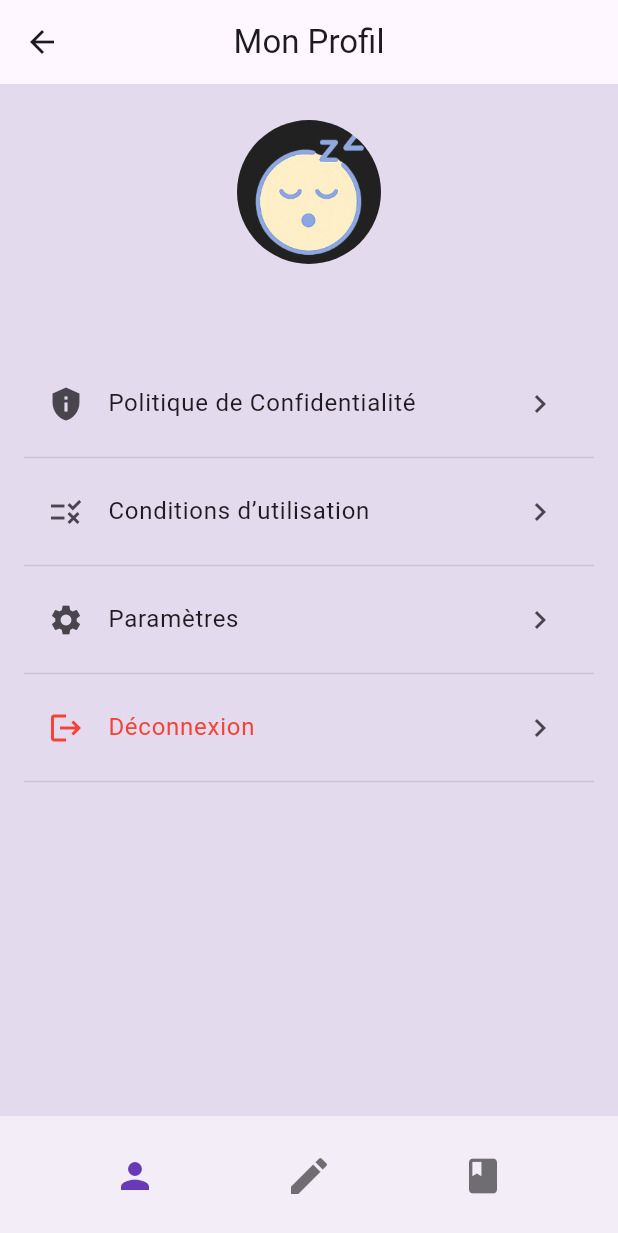
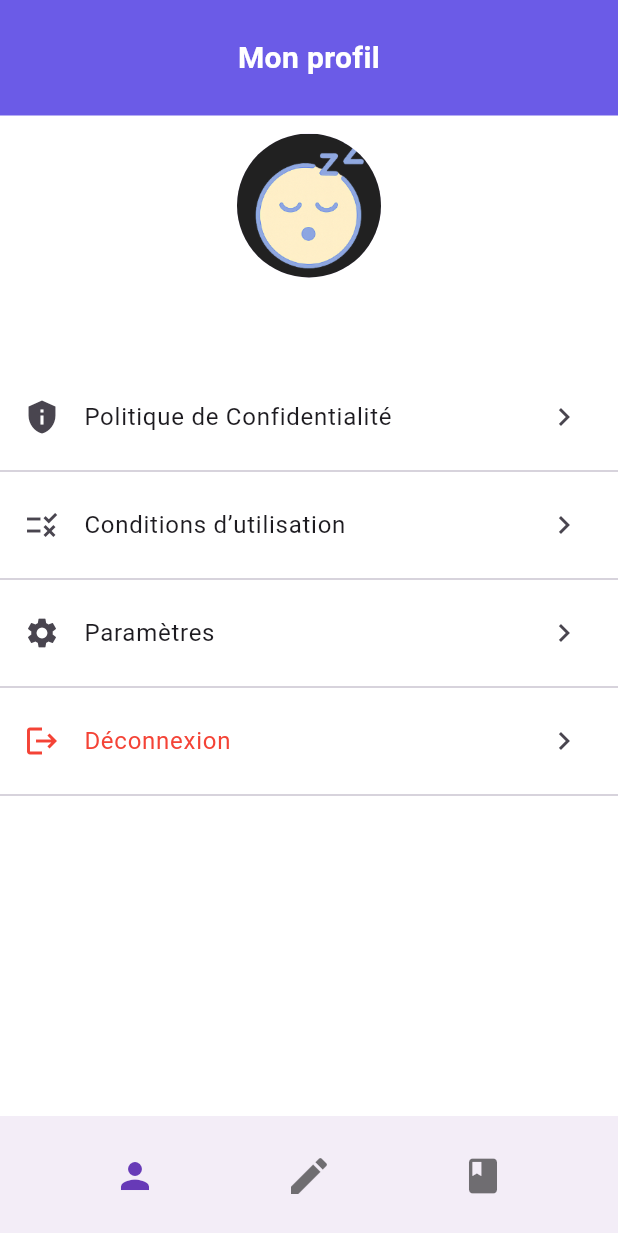
Before and after one commit to Xantos07/Revato-Flutter, a Flutter app: the HomeScaffold screen opened by its route, after a tap on "Suivant", after a tap on "Retour", after a tap on the "person" icon, on a phone screen of 412 x 824 dp. Shown: the top 1233 px of the screen. Run offline on Flutter 3.47's test engine with Material 3 defaults, Android fonts, the phone set to English and light mode, and no system bars; our stand-ins replace flutter_secure_storage; missing offline and left inert: password_strength_checker; accounts and stored records are empty.

Commit message:
💄change color and shadow

```diff
--- a/app/lib/app.dart
+++ b/app/lib/app.dart
@@ -13,7 +13,7 @@ class CarrouselReveApp extends StatelessWidget {
       title: 'Création de Rêve',
       theme: ThemeData(
         primarySwatch: Colors.deepPurple,
-        scaffoldBackgroundColor: const Color(0xFFE4DAED),
+        scaffoldBackgroundColor: Colors.white,
       ),
       initialRoute: '/',
       routes: {
--- a/app/lib/models/app_colors.dart
+++ b/app/lib/models/app_colors.dart
@@ -1,6 +1,8 @@
 import 'package:flutter/material.dart';
 
 class AppColors {
+  static const Color baseColor   = Color(0xFF6B5BE7); // violet
+  static const Color secondaryColor   = Color(0xFFEEC13C); // jaune
   static const Color previousFeeling   = Color(0xFF6B5BE7); // violet
   static const Color dreamFeeling      = Color(0xFFEAAE53); // jaune
   static const Color previousEvent     = Color(0xFF70C166); // vert
--- /dev/null
+++ b/app/lib/models/app_front_parameters.dart
@@ -0,0 +1,5 @@
+import 'package:flutter/material.dart';
+
+class AppFrontParameters {
+  static const double redactionFieldShadow = 0.5;
+}
--- a/app/lib/views/profil_screen.dart
+++ b/app/lib/views/profil_screen.dart
@@ -5,7 +5,7 @@ import 'package:flutter/material.dart';
 import 'package:provider/provider.dart';
 import '../viewmodels/profil_view_model.dart';
 import '../widgets/profile_option_tile.dart';
-
+import '../../widgets/page_header.dart';
 class ProfileScreen extends StatelessWidget {
   const ProfileScreen({super.key});
 
@@ -29,11 +29,14 @@ class ProfileScreen extends StatelessWidget {
           }
 
           return Scaffold(
-            appBar: AppBar(title: const Text("Mon Profil"), centerTitle: true),
+
             body: Padding(
-              padding: const EdgeInsets.symmetric(vertical: 24, horizontal: 16),
+              padding: const EdgeInsets.symmetric(vertical: 0, horizontal: 0),
               child: Column(
                 children: [
+                  PageHeader(title: "Mon profil"),
+                  const SizedBox(height: 12),
+
                   const CircleAvatar(
                     radius: 48,
                     backgroundImage: AssetImage('assets/profil.png'),
--- a/app/lib/views/redaction_screen.dart
+++ b/app/lib/views/redaction_screen.dart
@@ -164,7 +164,7 @@ class _RedactionScreenState extends State<RedactionScreen> {
                         style: const TextStyle(fontWeight: FontWeight.bold),
                       ),
                       style: ElevatedButton.styleFrom(
-                        backgroundColor: Colors.deepPurple,
+                        backgroundColor: AppColors.baseColor,
                         foregroundColor: Colors.white,
                         minimumSize: const Size(130, 50),
                         shape: RoundedRectangleBorder(
--- a/app/lib/widgets/dream_card.dart
+++ b/app/lib/widgets/dream_card.dart
@@ -19,22 +19,27 @@ class DreamCard extends StatelessWidget {
   Widget build(BuildContext ctx) {
 
     return InkWell(
-        borderRadius: BorderRadius.circular(12),
-        onTap: () {
-          Navigator.push(
-            ctx,
-            MaterialPageRoute(
-              builder: (_) => DreamDetailPage(dream: dream),
+      borderRadius: BorderRadius.circular(12),
+      onTap: () => Navigator.push(
+        ctx,
+        MaterialPageRoute(builder: (_) => DreamDetailPage(dream: dream)),
+      ),
+
+      // ← Ici child: pour englober ton Container
+      child: Container(
+        margin: const EdgeInsets.symmetric(horizontal: 16, vertical: 6),
+        decoration: BoxDecoration(
+          color: Colors.white,
+          borderRadius: BorderRadius.circular(12),
+          boxShadow: [
+            BoxShadow(
+              color: Colors.black26,
+              blurRadius: 3.0,
+              spreadRadius: 1.0,
+              offset: Offset.zero,
             ),
-          );
-        },
-    child: Card(
-      margin: const EdgeInsets.symmetric(horizontal: 16, vertical: 6),
-      shape: RoundedRectangleBorder(
-        borderRadius: BorderRadius.circular(12),
-      ),
-      elevation: 2,
-      child: Padding(
+          ],
+        ),
         padding: const EdgeInsets.all(12),
         child: Column(
           crossAxisAlignment: CrossAxisAlignment.start,
@@ -44,7 +49,6 @@ class DreamCard extends StatelessWidget {
               dream.title,
               style: const TextStyle(fontWeight: FontWeight.bold, fontSize: 16),
             ),
-
             const SizedBox(height: 8),
             Wrap(
               spacing: 6,
@@ -55,18 +59,17 @@ class DreamCard extends StatelessWidget {
                 ..._buildChips(dream.tagsDreamFeeling, AppColors.dreamFeeling),
               ],
             ),
-
             const SizedBox(height: 4),
             Text(
               dream.content.length > 40
-                  ? '${dream.content.substring(0, 40)}...'
+                  ? '${dream.content.substring(0, 40)}…'
                   : dream.content,
               style: const TextStyle(fontStyle: FontStyle.italic),
             ),
-
           ],
         ),
       ),
-    ));
+    );
+
   }
 }
--- a/app/lib/widgets/page_header.dart
+++ b/app/lib/widgets/page_header.dart
@@ -1,8 +1,9 @@
 import 'package:flutter/material.dart';
+import '../models/app_colors.dart';
 
 class PageHeader extends StatelessWidget {
   final String title;
-  final int? currentPage; // nullable pour option
+  final int? currentPage; // index de la page courante (0-based)
   final int? totalPages;
 
   const PageHeader({
@@ -14,8 +15,104 @@ class PageHeader extends StatelessWidget {
 
   @override
   Widget build(BuildContext context) {
+    if (currentPage == null || totalPages == null) {
+      return _buildHeaderOnly();
+    }
+
+    final steps = <Widget>[];
+    for (var i = 0; i < totalPages!; i++) {
+      Widget dot;
+
+      if (i < currentPage!) {
+        // ✅ étape passée
+        dot = Container(
+          width: 24,
+          height: 24,
+          decoration: const BoxDecoration(
+            color: Colors.green,
+            shape: BoxShape.circle,
+          ),
+          child: const Icon(Icons.check, size: 16, color: Colors.white),
+        );
+
+      } else if (i == currentPage!) {
+        // 🟡 étape courante avec petit cercle intérieur jaune
+        dot = Stack(
+          alignment: Alignment.center,
+          children: [
+            Container(
+              width: 24,
+              height: 24,
+              decoration: BoxDecoration(
+                shape: BoxShape.circle,
+                border: Border.all(color: AppColors.secondaryColor, width: 3),
+                color: Colors.transparent,
+              ),
+            ),
+            Container(
+              width: 12,
+              height: 12,
+              decoration: const BoxDecoration(
+                shape: BoxShape.circle,
+                color: AppColors.secondaryColor,
+              ),
+            ),
+          ],
+        );
+
+      } else {
+        // ◯ étape à venir avec petit cercle intérieur gris
+        dot = Stack(
+          alignment: Alignment.center,
+          children: [
+            Container(
+              width: 24,
+              height: 24,
+              decoration: BoxDecoration(
+                shape: BoxShape.circle,
+                border: Border.all(color: Colors.white54, width: 3),
+                color: Colors.transparent,
+              ),
+            ),
+          ],
+        );
+      }
+
+      steps.add(dot);
+
+      // Trait de connexion vers la prochaine étape
+      if (i < totalPages! - 1) {
+        // Choix de la couleur du trait
+        Color lineColor;
+        if (i < currentPage! - 1) {
+          lineColor = Colors.green;
+        } else if (i == currentPage! - 1) {
+          lineColor = AppColors.secondaryColor;
+        } else {
+          lineColor = Colors.white54;
+        }
+
+        // Parent de 24px de large, avec le trait (16px) centré dedans
+        steps.add(
+          SizedBox(
+            width: 24,
+            // ou Container(width: 24) si tu veux des decorations plus tard
+            child: Center(
+              child: Container(
+                width: 16,
+                height: 2,
+                color: lineColor,
+              ),
+            ),
+          ),
+        );
+      }
+
+    }
+
     return Container(
-      color: Colors.deepPurple,
+      //color: Colors.deepPurple,
+      color: AppColors.baseColor,
       width: double.infinity,
       padding: const EdgeInsets.symmetric(vertical: 24),
       child: Column(
@@ -28,31 +125,30 @@ class PageHeader extends StatelessWidget {
               fontWeight: FontWeight.bold,
             ),
           ),
-          if (currentPage != null && totalPages != null) ...[
-            const SizedBox(height: 12),
-            Row(
-              mainAxisAlignment: MainAxisAlignment.center,
-              children: List.generate(totalPages!, (index) {
-                bool isDone = index < currentPage!;
-                bool isCurrent = index == currentPage!;
-                return Container(
-                  margin: const EdgeInsets.symmetric(horizontal: 4),
-                  width: isCurrent ? 16 : 12,
-                  height: isCurrent ? 16 : 12,
-                  decoration: BoxDecoration(
-                    color: isCurrent
-                        ? Colors.yellow
-                        : isDone
-                        ? Colors.greenAccent
-                        : Colors.white54,
-                    shape: BoxShape.circle,
-                  ),
-                );
-              }),
-            ),
-          ]
+          const SizedBox(height: 12),
+          Row(
+            mainAxisAlignment: MainAxisAlignment.center,
+            children: steps,
+          ),
         ],
       ),
     );
   }
+
+  Widget _buildHeaderOnly() {
+    return Container(
+      color: AppColors.baseColor,
+      width: double.infinity,
+      padding: const EdgeInsets.symmetric(vertical: 24),
+      child: Text(
+        title,
+        style: const TextStyle(
+          color: Colors.white,
+          fontSize: 20,
+          fontWeight: FontWeight.bold,
+        ),
+        textAlign: TextAlign.center,
+      ),
+    );
+  }
 }
--- a/app/lib/widgets/step_page.dart
+++ b/app/lib/widgets/step_page.dart
@@ -1,4 +1,5 @@
 import 'package:flutter/material.dart';
+import '../models/app_front_parameters.dart';
 import 'champ_text_list.dart';
 import 'text_field.dart';
 
@@ -34,7 +35,7 @@ class StepPage extends StatelessWidget {
                   borderRadius: BorderRadius.circular(32),
                   boxShadow: [
                     BoxShadow(
-                      color: Colors.black.withOpacity(0.1),
+                      color: Colors.black.withOpacity(AppFrontParameters.redactionFieldShadow),
                       blurRadius: 10,
                       offset: const Offset(0, 4),
                     )
--- a/app/lib/widgets/text_field.dart
+++ b/app/lib/widgets/text_field.dart
@@ -1,5 +1,5 @@
 import 'package:flutter/material.dart';
-
+import '../models/app_front_parameters.dart';
 class ChampTexte extends StatelessWidget {
   final String hint;
   final bool isLong;
@@ -29,7 +29,7 @@ class ChampTexte extends StatelessWidget {
         borderRadius: isLong ? BorderRadius.circular(16) : BorderRadius.circular(50),
         boxShadow: [
           BoxShadow(
-            color: Colors.black.withOpacity(0.08),
+            color: Colors.black.withOpacity(AppFrontParameters.redactionFieldShadow),
             blurRadius: 6,
             offset: const Offset(0, 2),
           ),
```
Also changed, not shown: app/lib/views/dream_list.dart (+4 -4 lines).
